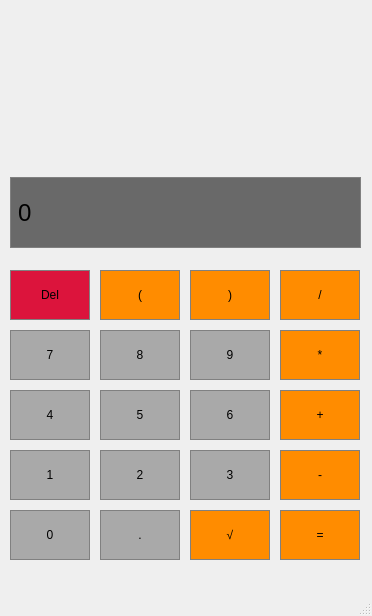
This is src/jcal.ui in itsjibel/Jcal as Qt 5 draws it before an edit. The edited form follows.
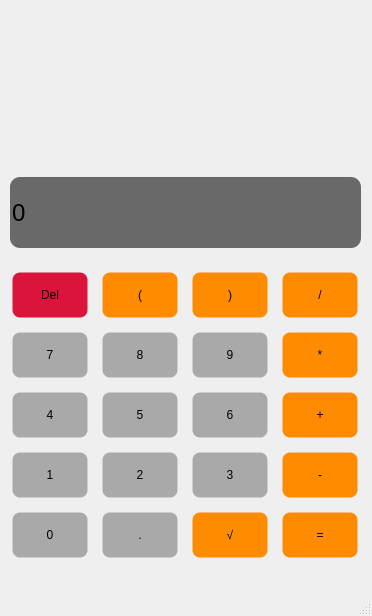
This is the edited form.

```diff
--- a/src/jcal.ui
+++ b/src/jcal.ui
@@ -47,8 +47,9 @@
     <property name="styleSheet">
      <string notr="true">QPushButton {
 	background-color: #DC143C;
-	border: 1px solid gray;
-	padding: 5px;
+	border-style: solid;
+	border-width: 5px;
+	border-radius: 10px;
 }
 
 QPushButton:pressed {
@@ -82,8 +83,9 @@
     <property name="styleSheet">
      <string notr="true">QPushButton {
 	background-color: #A9A9A9;
-	border: 1px solid gray;
-	padding: 5px;
+	border-style: solid;
+	border-width: 5px;
+	border-radius: 10px;
 }
 
 QPushButton:pressed {
@@ -108,8 +110,9 @@
     <property name="styleSheet">
      <string notr="true">QPushButton {
 	background-color: #A9A9A9;
-	border: 1px solid gray;
-	padding: 5px;
+	border-style: solid;
+	border-width: 5px;
+	border-radius: 10px;
 }
 
 QPushButton:pressed {
@@ -134,8 +137,9 @@
     <property name="styleSheet">
      <string notr="true">QPushButton {
 	background-color: #A9A9A9;
-	border: 1px solid gray;
-	padding: 5px;
+	border-style: solid;
+	border-width: 5px;
+	border-radius: 10px;
 }
 
 QPushButton:pressed {
@@ -160,8 +164,9 @@
     <property name="styleSheet">
      <string notr="true">QPushButton {
 	background-color: #A9A9A9;
-	border: 1px solid gray;
-	padding: 5px;
+	border-style: solid;
+	border-width: 5px;
+	border-radius: 10px;
 }
 
 QPushButton:pressed {
@@ -186,8 +191,9 @@
     <property name="styleSheet">
      <string notr="true">QPushButton {
 	background-color: #FF8C00;
-	border: 1px solid gray;
-	padding: 5px;
+	border-style: solid;
+	border-width: 5px;
+	border-radius: 10px;
 }
 
 QPushButton:pressed {
@@ -212,8 +218,9 @@
     <property name="styleSheet">
      <string notr="true">QPushButton {
 	background-color: #FF8C00;
-	border: 1px solid gray;
-	padding: 5px;
+	border-style: solid;
+	border-width: 5px;
+	border-radius: 10px;
 }
 
 QPushButton:pressed {
@@ -238,8 +245,9 @@
     <property name="styleSheet">
      <string notr="true">QPushButton {
 	background-color: #FF8C00;
-	border: 1px solid gray;
-	padding: 5px;
+	border-style: solid;
+	border-width: 5px;
+	border-radius: 10px;
 }
 
 QPushButton:pressed {
@@ -264,8 +272,9 @@
     <property name="styleSheet">
      <string notr="true">QPushButton {
 	background-color: #FF8C00;
-	border: 1px solid gray;
-	padding: 5px;
+	border-style: solid;
+	border-width: 5px;
+	border-radius: 10px;
 }
 
 QPushButton:pressed {
@@ -290,8 +299,9 @@
     <property name="styleSheet">
      <string>QPushButton {
 	background-color: #FF8C00;
-	border: 1px solid gray;
-	padding: 5px;
+	border-style: solid;
+	border-width: 5px;
+	border-radius: 10px;
 }
 
 QPushButton:pressed {
@@ -316,8 +326,9 @@
     <property name="styleSheet">
      <string>QPushButton {
 	background-color: #FF8C00;
-	border: 1px solid gray;
-	padding: 5px;
+	border-style: solid;
+	border-width: 5px;
+	border-radius: 10px;
 }
 
 QPushButton:pressed {
@@ -342,8 +353,9 @@
     <property name="styleSheet">
      <string notr="true">QPushButton {
 	background-color: #A9A9A9;
-	border: 1px solid gray;
-	padding: 5px;
+	border-style: solid;
+	border-width: 5px;
+	border-radius: 10px;
 }
 
 QPushButton:pressed {
@@ -368,8 +380,9 @@
     <property name="styleSheet">
      <string notr="true">QPushButton {
 	background-color: #A9A9A9;
-	border: 1px solid gray;
-	padding: 5px;
+	border-style: solid;
+	border-width: 5px;
+	border-radius: 10px;
 }
 
 QPushButton:pressed {
@@ -394,8 +407,9 @@
     <property name="styleSheet">
      <string notr="true">QPushButton {
 	background-color: #A9A9A9;
-	border: 1px solid gray;
-	padding: 5px;
+	border-style: solid;
+	border-width: 5px;
+	border-radius: 10px;
 }
 
 QPushButton:pressed {
@@ -420,8 +434,9 @@
     <property name="styleSheet">
      <string notr="true">QPushButton {
 	background-color: #A9A9A9;
-	border: 1px solid gray;
-	padding: 5px;
+	border-style: solid;
+	border-width: 5px;
+	border-radius: 10px;
 }
 
 QPushButton:pressed {
@@ -446,8 +461,9 @@
     <property name="styleSheet">
      <string notr="true">QPushButton {
 	background-color: #A9A9A9;
-	border: 1px solid gray;
-	padding: 5px;
+	border-style: solid;
+	border-width: 5px;
+	border-radius: 10px;
 }
 
 QPushButton:pressed {
@@ -472,8 +488,9 @@
     <property name="styleSheet">
      <string notr="true">QPushButton {
 	background-color: #A9A9A9;
-	border: 1px solid gray;
-	padding: 5px;
+	border-style: solid;
+	border-width: 5px;
+	border-radius: 10px;
 }
 
 QPushButton:pressed {
@@ -498,8 +515,9 @@
     <property name="styleSheet">
      <string notr="true">QPushButton {
 	background-color: #A9A9A9;
-	border: 1px solid gray;
-	padding: 5px;
+	border-style: solid;
+	border-width: 5px;
+	border-radius: 10px;
 }
 
 QPushButton:pressed {
@@ -524,8 +542,9 @@
     <property name="styleSheet">
      <string notr="true">QPushButton {
 	background-color: #FF8C00;
-	border: 1px solid gray;
-	padding: 5px;
+	border-style: solid;
+	border-width: 5px;
+	border-radius: 10px;
 }
 
 QPushButton:pressed {
@@ -550,8 +569,9 @@
     <property name="styleSheet">
      <string notr="true">QPushButton {
 	background-color: #FF8C00;
-	border: 1px solid gray;
-	padding: 5px;
+	border-style: solid;
+	border-width: 5px;
+	border-radius: 10px;
 }
 
 QPushButton:pressed {
@@ -581,13 +601,16 @@
     <property name="styleSheet">
      <string notr="true">QLineEdit {
 	background-color: #696969;
-	border: 1px solid gray;
-	padding: 5px;
+	border-style: solid;
+	border-radius: 10px;
 }</string>
     </property>
     <property name="text">
      <string>0</string>
     </property>
+    <property name="readOnly">
+     <bool>true</bool>
+    </property>
    </widget>
   </widget>
   <widget class="QMenuBar" name="menubar">
```
Left out of the diff: 100 changed lines with no effect on the pictures.
